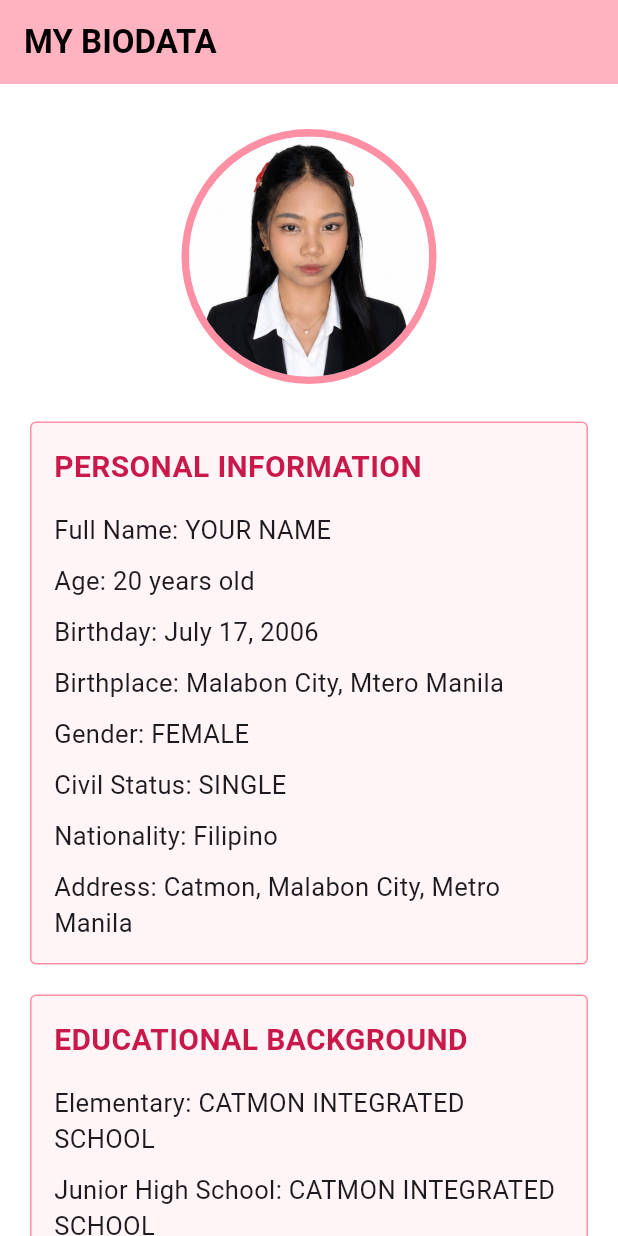
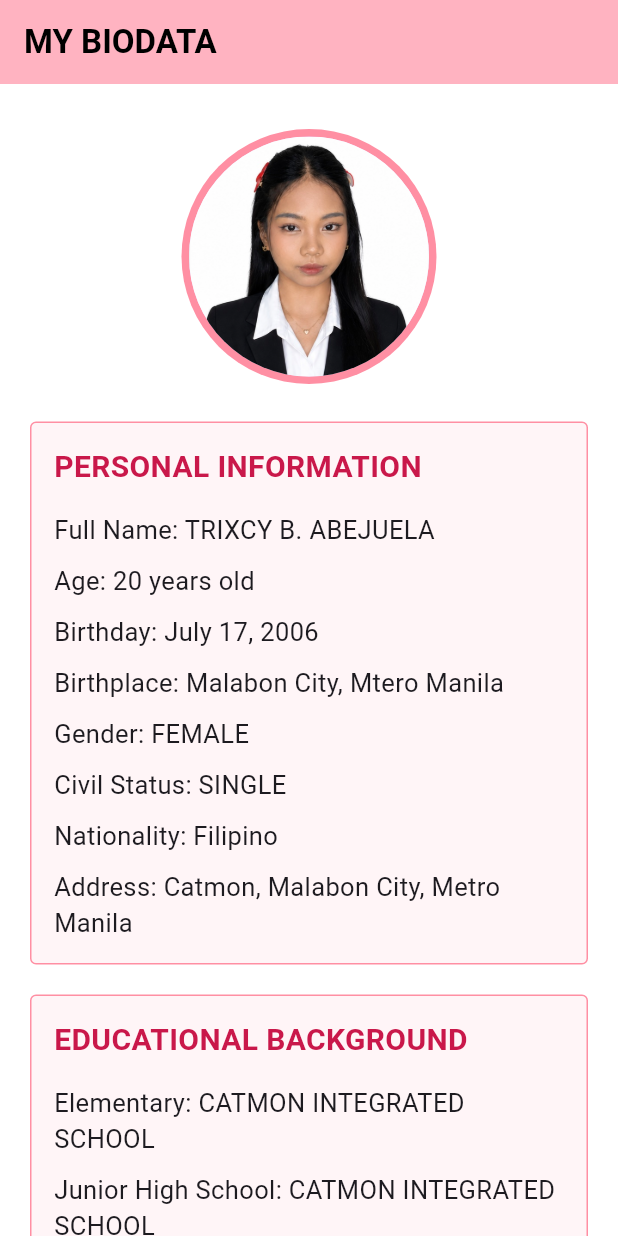
Before and after one commit to twiksiii/BMCFinalsBiodata, a Flutter app: the screen it shows after launch, on a phone screen of 412 x 824 dp. Run offline on Flutter 3.47's test engine with Material 3 defaults, Android fonts, the phone set to English and light mode, and no system bars.

Commit message:
Text Input Biodata format

```diff
--- a/lib/main.dart
+++ b/lib/main.dart
@@ -77,7 +77,7 @@ class BiodataScreen extends StatelessWidget {
                   SizedBox(height: 15),
 
                   Text(
-                    'Full Name: YOUR NAME',
+                    'Full Name: TRIXCY B. ABEJUELA',
                     style: TextStyle(fontSize: 17),
                   ),
 
```
